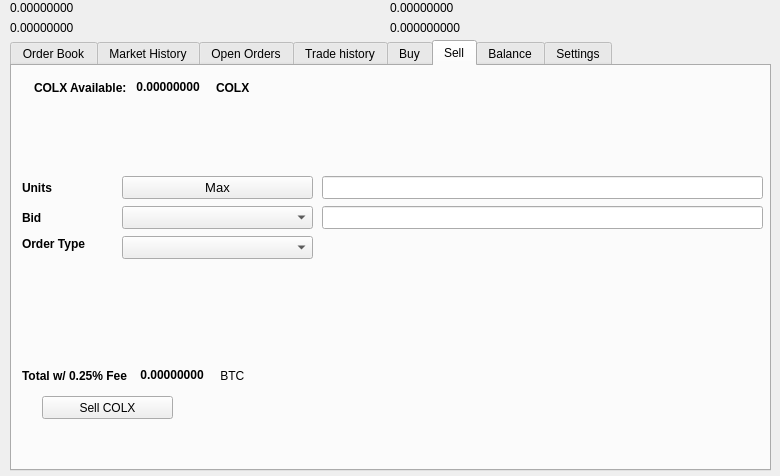
Old version of the form src/qt/forms/tradingdialog.ui in the repository SkinXXX/skinxxx.
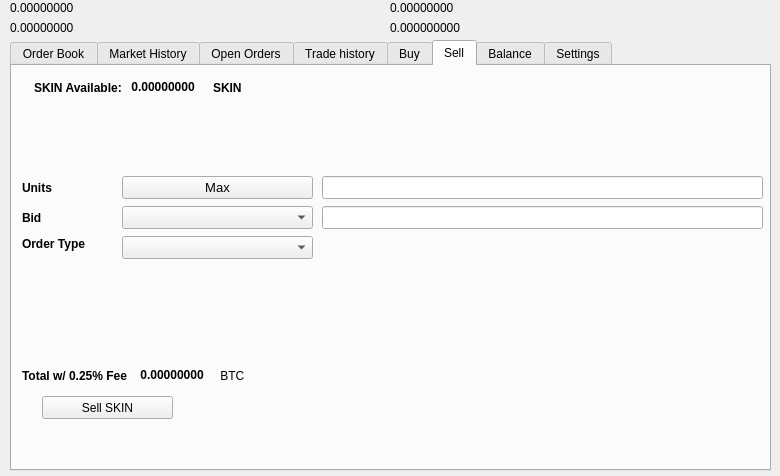
New version of the form. The open tabs and pages were chosen to show the change. Icons and pictures are not drawn.

The edit to the form file:
```diff
--- a/src/qt/forms/tradingdialog.ui
+++ b/src/qt/forms/tradingdialog.ui
@@ -1751,7 +1751,7 @@
       </rect>
      </property>
      <property name="text">
-      <string>Sell COLX</string>
+      <string>Sell SKIN</string>
      </property>
      <property name="icon">
       <iconset resource="../colx">
@@ -1777,7 +1777,7 @@
          </font>
         </property>
         <property name="text">
-         <string>COLX Available:</string>
+         <string>SKIN Available:</string>
         </property>
        </widget>
       </item>
@@ -2221,7 +2221,7 @@
          </font>
         </property>
         <property name="text">
-         <string>COLX</string>
+         <string>SKIN</string>
         </property>
        </widget>
       </item>
```
Left out of the diff: 46 changed lines with no effect on the pictures.
